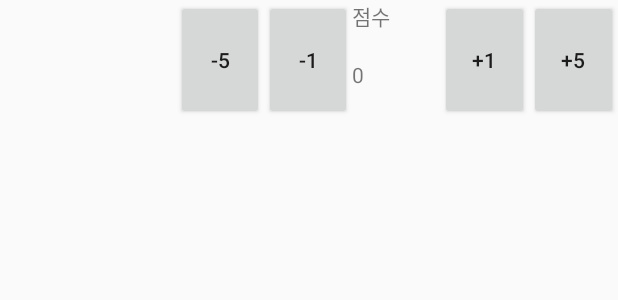
After one commit to NoMik93/boardgamemanager, an Android app: the layout fragment_score_listview_item.xml on its own in the app's theme, with its tools: preview values and no code run, on a phone screen of 412 x 824 dp. The commit adds this screen. Shown: the top 300 px of the screen. Run offline under Robolectric (Android 15) with nearby library versions, the phone set to English and light mode, and no system bars.

Commit message:
19.09.26 jaewon2

```diff
--- a/app/src/main/java/com/example/nomik/boardgamemanager/FragmentGaming.java
+++ b/app/src/main/java/com/example/nomik/boardgamemanager/FragmentGaming.java
@@ -20,6 +20,7 @@ public class FragmentGaming extends Fragment {
     private TextView textView_dice;
     private TextView textView_coin;
     private int dice_eye, dice, coin;
+    Thread thread;
 
     @Nullable
     @Override
@@ -34,7 +35,7 @@ public class FragmentGaming extends Fragment {
         dice = 1;
         coin = 1;
 
-        Thread thread = new Thread(new Runnable() {
+        thread = new Thread(new Runnable() {
             @Override
             public void run() {
                 while (!Thread.interrupted()) {
@@ -276,6 +277,7 @@ public class FragmentGaming extends Fragment {
         button_complete.setOnClickListener(new View.OnClickListener() {
             @Override
             public void onClick(View view) {
+                thread.interrupt();
                 ((GameActivity)getActivity()).SetTime(textView_time.getText().toString());
                 ((GameActivity)getActivity()).SetFragment("score");
             }
--- a/app/src/main/java/com/example/nomik/boardgamemanager/FragmentSearch.java
+++ b/app/src/main/java/com/example/nomik/boardgamemanager/FragmentSearch.java
@@ -46,6 +46,7 @@ public class FragmentSearch extends Fragment {
             @Override
             public void onItemClick(AdapterView<?> parent, View view, int position, long id) {
                 ((MainActivity)getActivity()).SetFragment("search_game", data.get(position).getName(), data.get(position).getGameid());
+                editText.setText("");
             }
         });
         editText.addTextChangedListener(new TextWatcher() {
@@ -133,6 +134,7 @@ public class FragmentSearch extends Fragment {
                 }, DELAY);
             }
         });
+
         return view;
     }
 
--- /dev/null
+++ b/app/src/main/res/layout/fragment_score_listview_item.xml
@@ -0,0 +1,64 @@
+<?xml version="1.0" encoding="utf-8"?>
+<LinearLayout
+    xmlns:android="http://schemas.android.com/apk/res/android"
+    android:orientation="horizontal"
+    android:layout_width="match_parent"
+    android:layout_height="80dp"
+    android:weightSum="7">
+
+    <TextView android:id="@+id/textView_score_item_name"
+        android:layout_width="0dp"
+        android:layout_height="match_parent"
+        android:layout_weight="2"
+        android:gravity="center"/>
+
+    <Button android:id="@+id/button_score_item_minus5"
+        android:layout_width="0dp"
+        android:layout_height="match_parent"
+        android:layout_weight="1"
+        android:gravity="center"
+        android:text="-5"/>
+
+    <Button android:id="@+id/button_score_item_minus1"
+        android:layout_width="0dp"
+        android:layout_height="match_parent"
+        android:layout_weight="1"
+        android:gravity="center"
+        android:text="-1"/>
+
+    <LinearLayout
+        android:layout_width="0dp"
+        android:layout_height="match_parent"
+        android:layout_weight="1"
+        android:orientation="vertical"
+        android:weightSum="2">
+
+        <TextView
+            android:layout_width="match_parent"
+            android:layout_height="0dp"
+            android:layout_weight="1"
+            android:text="점수"/>
+
+        <TextView android:id="@+id/textView_score_item_score"
+            android:layout_width="match_parent"
+            android:layout_height="0dp"
+            android:layout_weight="1"
+            android:text="0"/>
+
+    </LinearLayout>
+
+    <Button android:id="@+id/button_score_item_plus1"
+        android:layout_width="0dp"
+        android:layout_height="match_parent"
+        android:layout_weight="1"
+        android:gravity="center"
+        android:text="+1"/>
+
+    <Button android:id="@+id/button_score_item_plus5"
+        android:layout_width="0dp"
+        android:layout_height="match_parent"
+        android:layout_weight="1"
+        android:gravity="center"
+        android:text="+5"/>
+
+</LinearLayout>
--- a/app/src/main/res/values/styles.xml
+++ b/app/src/main/res/values/styles.xml
@@ -4,7 +4,7 @@
     <style name="AppTheme" parent="Theme.AppCompat.Light.NoActionBar">
         <!-- Customize your theme here. -->
         <item name="colorPrimary">@color/colorPrimary</item>
-        <item name="colorPrimaryDark">@color/colorPrimaryDark</item>
+        <!--<item name="colorPrimaryDark">@color/colorPrimaryDark</item>-->
         <item name="colorAccent">@color/colorAccent</item>
     </style>
 
--- a/build.gradle
+++ b/build.gradle
@@ -7,7 +7,7 @@ buildscript {
         jcenter()
     }
     dependencies {
-        classpath 'com.android.tools.build:gradle:3.4.0'
+        classpath 'com.android.tools.build:gradle:3.4.2'
 
 
 
```
Also changed, not shown: app/src/main/java/com/example/nomik/boardgamemanager/FragmentContact.java (+12 -8 lines), app/src/main/java/com/example/nomik/boardgamemanager/FragmentScore.java (+15 -0 lines), app/src/main/java/com/example/nomik/boardgamemanager/FragmentScoreAdapter.java (added, +91 -0 lines), app/src/main/java/com/example/nomik/boardgamemanager/FragmentScoreItem.java (added, +8 -0 lines), app/src/main/java/com/example/nomik/boardgamemanager/FragmentSearchGame.java (+12 -1 lines), app/src/main/java/com/example/nomik/boardgamemanager/GameActivity.java (+7 -1 lines).
